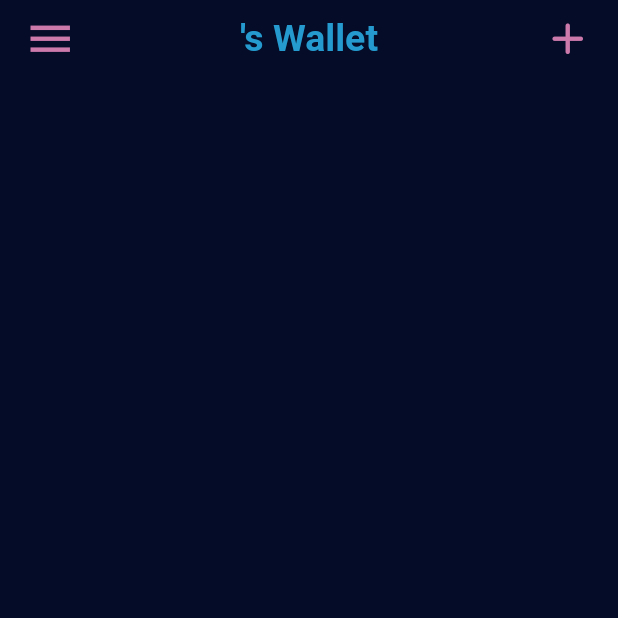
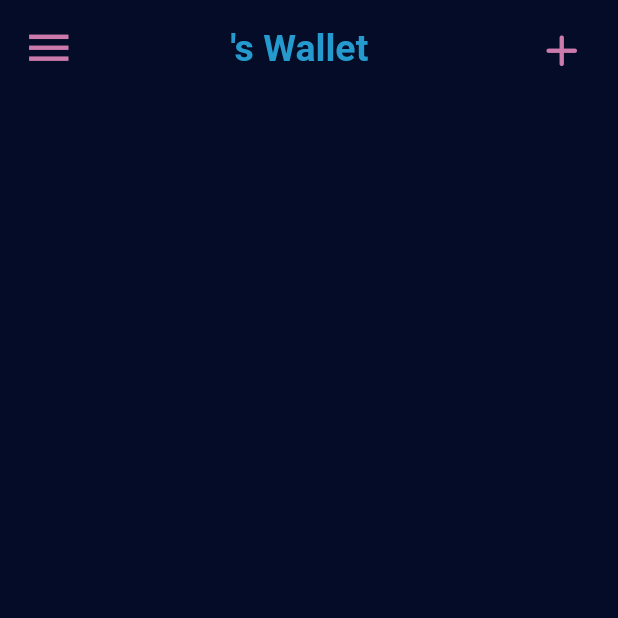
Before and after one commit to NotaCSstudent/FTPbank, a Flutter app: the MainScreen screen opened directly, on a phone screen of 412 x 824 dp, the top half of it. Run offline on Flutter 3.47's test engine with Material 2 defaults, Android fonts, the phone set to English and light mode, and no system bars; our stand-ins replace google_fonts; missing offline and left inert: cryptography; Roboto replaces fonts that are missing (Habibi).

Commit message:
Skeleton of mainscreen

```diff
--- a/client/lib/Screens/Main/mainscreen.dart
+++ b/client/lib/Screens/Main/mainscreen.dart
@@ -14,22 +14,61 @@ class MainScreen extends StatelessWidget {
     Size size = MediaQuery.of(context).size; // Size of the screen
 
     return Scaffold(
+      drawer: Drawer(
+        semanticLabel: "ABC",
+        child: ListView(
+          // padding: EdgeInsets.zero,
+
+          children: <Widget>[
+            DrawerHeader(
+                decoration:
+                    BoxDecoration(color: BackgroundColor.withOpacity(0.8)),
+                child: Text(
+                  "$name's account",
+                  style: GoogleFonts.habibi(
+                      textStyle: TextStyle(
+                          color: LightBlueAccent,
+                          fontSize: 24,
+                          fontWeight: FontWeight.bold)),
+                )),
+            ListTile(
+              title: Text("Item 1"),
+              onTap: () {
+                Navigator.pop(context);
+              },
+            ),
+            ListTile(
+              title: Text("Item 2"),
+              onTap: () {
+                Navigator.pop(context);
+              },
+            ),
+          ],
+        ),
+      ),
       body: Container(
         margin: EdgeInsets.only(top: 8),
+        width: size.width,
+        height: size.height,
         child: ListView(
           physics: ClampingScrollPhysics(),
           children: [
             Container(
-                margin: EdgeInsets.only(left: 16, right: 16),
+                margin: EdgeInsets.only(left: 15, right: 15),
                 alignment: FractionalOffset.center,
                 child: Row(
                   // crossAxisAlignment: CrossAxisAlignment.start,
                   mainAxisAlignment: MainAxisAlignment.start,
                   children: [
-                    Icon(
+                    InkWell(
+                      onTap: () {
+                        // Scaffold.of(context).openDrawer();
+                      },
+                      child: Icon(
                         Icons.menu_outlined,
                         color: PinkAccent,
                         size: 35,
+                      ),
                     ),
                     Spacer(),
                     Text(
@@ -42,54 +81,19 @@ class MainScreen extends StatelessWidget {
                       ),
                     ),
                     Spacer(),
-                    Icon(
+                    IconButton(
+                      onPressed: () {},
+                      icon: Icon(
                         Icons.add_rounded,
                         color: PinkAccent,
                         size: 35,
                       ),
+                    )
                   ],
                 ))
           ],
         ),
       ),
     );
-
-    // return Container(
-    //   color: BackgroundColor,
-    //   child: Padding(
-    //     padding: const EdgeInsets.all(20.0),
-    //     child: Column(
-    //       children: [
-    //         Row(
-
-    //         )
-    //       ],
-    //     ),
-    //   ),
-    // );
   }
 }
-
-// Row(
-//           children: [
-//             Icon(
-//               Icons.list_outlined,
-//               color: PinkAccent,
-//               size: 25,
-//             ),
-//             Text(
-//               "Hello $name",
-//               style: GoogleFonts.habibi(
-//                 textStyle: TextStyle(
-//                   color: LightBlueAccent.withOpacity(0.8),
-//                   fontSize: 25,
-//                 ),
-//               ),
-//             ),
-//             Icon(
-//               Icons.add_rounded,
-//               color: PinkAccent,
-//               size: 25,
-//             ),
-//           ],
-//         ),
--- a/client/lib/interface.dart
+++ b/client/lib/interface.dart
@@ -8,7 +8,7 @@ class HttpStuff {
   ///Uses the http client from the http library
 
   var signUP = Uri.parse(
-      'http://192.168.1.11:5000/signup'); //Parses the flask url and gets data
+      'http://172.25.115.217:5000/signup'); //Parses the flask url and gets data
 
   signup(user, pass, email) async {
     http.Response response = await client.post(signUP, body: {
@@ -28,7 +28,7 @@ class HttpStuff {
     }
   }
 
-  var logIn = Uri.parse('http://192.168.1.11:5000/login');
+  var logIn = Uri.parse('http://172.25.115.217:5000/login');
 
   login(user, pass) async {
     http.Response response = await client.post(logIn, body: {
--- a/client/pubspec.yaml
+++ b/client/pubspec.yaml
@@ -32,7 +32,7 @@ dependencies:
   google_fonts: ^2.1.0
   cryptography: ^2.0.0
   http: ^0.13.3
-
+  sizer: ^2.0.13
 
 dev_dependencies:
   flutter_test:
```
Also changed, not shown: client/lib/Screens/SignIn/moreinfo.dart (added), client/pubspec.lock, 2 other files. Lines whose indentation alone changed are shown as unchanged.
